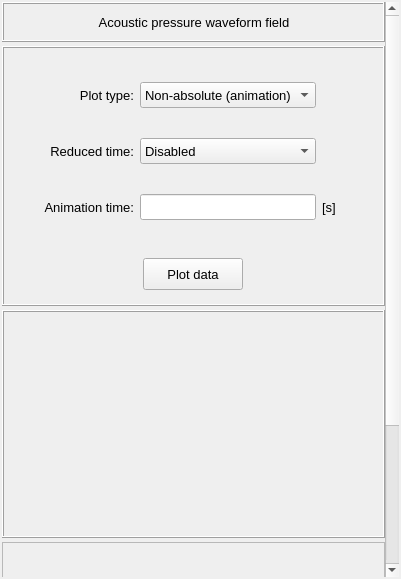
MOPT-UFSC/VIBRA, file vibra/interface/data/ui_files/plots/acoustic/acoustic_pressure_waveform_3d_plot_inputs.ui: the form before one commit.
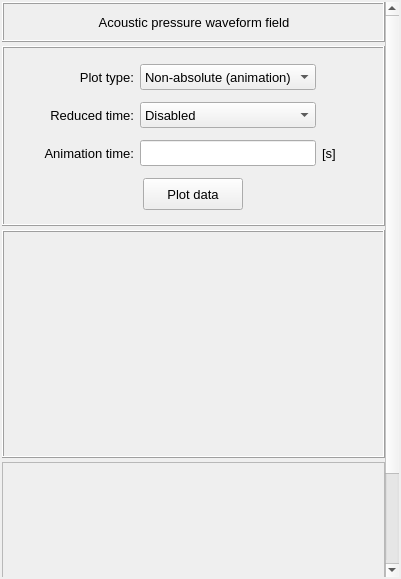
The form after the commit.

Patch:
```diff
--- a/vibra/interface/data/ui_files/plots/acoustic/acoustic_pressure_waveform_3d_plot_inputs.ui
+++ b/vibra/interface/data/ui_files/plots/acoustic/acoustic_pressure_waveform_3d_plot_inputs.ui
@@ -49,7 +49,7 @@
         <x>0</x>
         <y>0</y>
         <width>383</width>
-        <height>648</height>
+        <height>688</height>
        </rect>
       </property>
       <layout class="QGridLayout" name="gridLayout_6">
@@ -92,7 +92,7 @@
          <property name="minimumSize">
           <size>
            <width>0</width>
-           <height>260</height>
+           <height>180</height>
           </size>
          </property>
          <property name="maximumSize">
```
